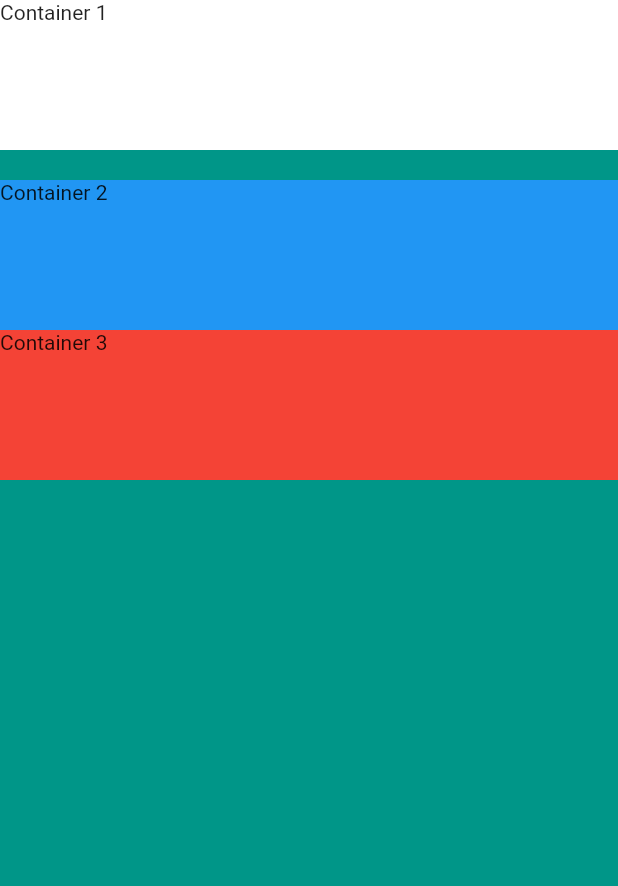
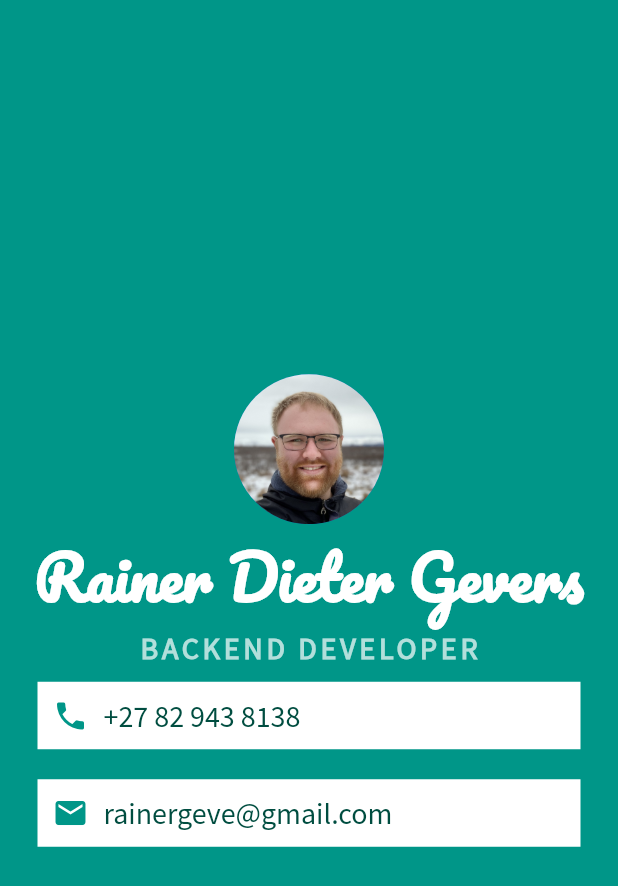
Before and after one commit to RainerGevers/flutter-training, a Flutter app: the screen it shows after launch, on a phone screen of 412 x 824 dp. Shown: the top 886 px of the screen. Run offline on Flutter 3.47's test engine with Material 2 defaults, Android fonts, the phone set to English and light mode, and no system bars.

Commit message:
Fleshed out content

```diff
--- a/002_mi_card_flutter/lib/main.dart
+++ b/002_mi_card_flutter/lib/main.dart
@@ -14,25 +14,75 @@
         backgroundColor: Colors.teal,
         body: SafeArea(
           child: Column(
-            crossAxisAlignment: CrossAxisAlignment.stretch,
+            mainAxisAlignment: MainAxisAlignment.center,
             children: [
-              Container(
-                height: 100,
-                color: Colors.white,
-                child: Text('Container 1'),
+              CircleAvatar(
+                radius: 50,
+                backgroundImage: AssetImage('images/rainer.jpeg'),
               ),
-              SizedBox(
-                height: 20,
+              Text(
+                'Rainer Dieter Gevers',
+                style: TextStyle(
+                    fontSize: 40.0,
+                    color: Colors.white,
+                    fontWeight: FontWeight.bold,
+                    fontFamily: 'Pacifico'),
+              ),
+              Text(
+                'BACKEND DEVELOPER',
+                style: TextStyle(
+                  color: Colors.teal.shade100,
+                  fontSize: 20,
+                  letterSpacing: 2.5,
+                  fontWeight: FontWeight.bold,
+                  fontFamily: 'Source Sans Pro',
+                ),
               ),
               Container(
-                height: 100,
-                color: Colors.blue,
-                child: Text('Container 2'),
+                color: Colors.white,
+                margin: EdgeInsets.symmetric(vertical: 10, horizontal: 25),
+                padding: EdgeInsets.all(10),
+                child: Row(
+                  children: [
+                    Icon(
+                      Icons.phone,
+                      color: Colors.teal,
+                    ),
+                    SizedBox(
+                      width: 10,
+                    ),
+                    Text(
+                      '+27 82 943 8138',
+                      style: TextStyle(
+                          color: Colors.teal.shade900,
+                          fontFamily: 'Source Sans Pro',
+                          fontSize: 20),
+                    ),
+                  ],
+                ),
               ),
               Container(
-                height: 100,
-                color: Colors.red,
-                child: Text('Container 3'),
+                color: Colors.white,
+                margin: EdgeInsets.symmetric(vertical: 10, horizontal: 25),
+                padding: EdgeInsets.all(10),
+                child: Row(
+                  children: [
+                    Icon(
+                      Icons.email,
+                      color: Colors.teal,
+                    ),
+                    SizedBox(
+                      width: 10,
+                    ),
+                    Text(
+                      'rainergeve@gmail.com',
+                      style: TextStyle(
+                          color: Colors.teal.shade900,
+                          fontFamily: 'Source Sans Pro',
+                          fontSize: 20),
+                    ),
+                  ],
+                ),
               ),
             ],
           ),
```
Also changed, not shown: 002_mi_card_flutter/pubspec.yaml (+10 -12 lines), 002_mi_card_flutter/fonts/Pacifico-Regular.ttf (added), 002_mi_card_flutter/fonts/SourceSansPro-Regular.ttf (added), 002_mi_card_flutter/images/rainer.jpeg (added).
